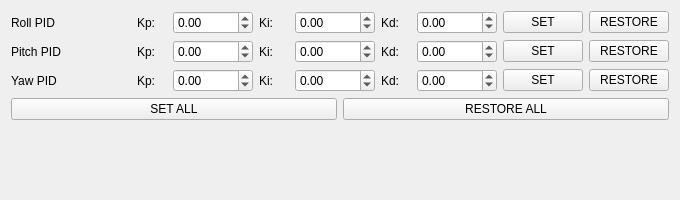
knr-auv/PC_GUI, file UiFiles/pidSetup.ui: the form before one commit.
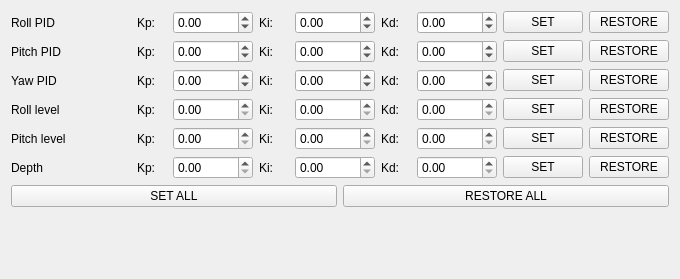
The form after the commit.

What changed in the file:
```diff
--- a/UiFiles/pidSetup.ui
+++ b/UiFiles/pidSetup.ui
@@ -7,7 +7,7 @@
     <x>0</x>
     <y>0</y>
     <width>680</width>
-    <height>200</height>
+    <height>279</height>
    </rect>
   </property>
   <property name="minimumSize">
@@ -365,6 +365,261 @@
      </item>
     </layout>
    </item>
+   <item>
+    <layout class="QHBoxLayout" name="roll_level_layout">
+     <item>
+      <widget class="QLabel" name="label_4">
+       <property name="minimumSize">
+        <size>
+         <width>120</width>
+         <height>0</height>
+        </size>
+       </property>
+       <property name="maximumSize">
+        <size>
+         <width>120</width>
+         <height>16777215</height>
+        </size>
+       </property>
+       <property name="text">
+        <string>Roll level</string>
+       </property>
+      </widget>
+     </item>
+     <item>
+      <widget class="QLabel" name="label">
+       <property name="maximumSize">
+        <size>
+         <width>30</width>
+         <height>16777215</height>
+        </size>
+       </property>
+       <property name="text">
+        <string>Kp:</string>
+       </property>
+      </widget>
+     </item>
+     <item>
+      <widget class="QDoubleSpinBox" name="roll_level_kp_edit"/>
+     </item>
+     <item>
+      <widget class="QLabel" name="label_7">
+       <property name="maximumSize">
+        <size>
+         <width>30</width>
+         <height>16777215</height>
+        </size>
+       </property>
+       <property name="text">
+        <string>Ki:</string>
+       </property>
+      </widget>
+     </item>
+     <item>
+      <widget class="QDoubleSpinBox" name="roll_level_ki_edit"/>
+     </item>
+     <item>
+      <widget class="QLabel" name="label_8">
+       <property name="maximumSize">
+        <size>
+         <width>30</width>
+         <height>16777215</height>
+        </size>
+       </property>
+       <property name="text">
+        <string>Kd:</string>
+       </property>
+      </widget>
+     </item>
+     <item>
+      <widget class="QDoubleSpinBox" name="roll_level_kd_edit"/>
+     </item>
+     <item>
+      <widget class="QPushButton" name="roll_level_set_btn">
+       <property name="text">
+        <string>SET</string>
+       </property>
+      </widget>
+     </item>
+     <item>
+      <widget class="QPushButton" name="roll_level_restore_btn">
+       <property name="text">
+        <string>RESTORE</string>
+       </property>
+      </widget>
+     </item>
+    </layout>
+   </item>
+   <item>
+    <layout class="QHBoxLayout" name="pitch_level_layout">
+     <item>
+      <widget class="QLabel" name="label_5">
+       <property name="minimumSize">
+        <size>
+         <width>120</width>
+         <height>0</height>
+        </size>
+       </property>
+       <property name="maximumSize">
+        <size>
+         <width>120</width>
+         <height>16777215</height>
+        </size>
+       </property>
+       <property name="text">
+        <string>Pitch level</string>
+       </property>
+      </widget>
+     </item>
+     <item>
+      <widget class="QLabel" name="label_2">
+       <property name="maximumSize">
+        <size>
+         <width>30</width>
+         <height>16777215</height>
+        </size>
+       </property>
+       <property name="text">
+        <string>Kp:</string>
+       </property>
+      </widget>
+     </item>
+     <item>
+      <widget class="QDoubleSpinBox" name="pitch_level_kp_edit"/>
+     </item>
+     <item>
+      <widget class="QLabel" name="label_10">
+       <property name="maximumSize">
+        <size>
+         <width>30</width>
+         <height>16777215</height>
+        </size>
+       </property>
+       <property name="text">
+        <string>Ki:</string>
+       </property>
+      </widget>
+     </item>
+     <item>
+      <widget class="QDoubleSpinBox" name="pitch_level_ki_edit"/>
+     </item>
+     <item>
+      <widget class="QLabel" name="label_11">
+       <property name="maximumSize">
+        <size>
+         <width>30</width>
+         <height>16777215</height>
+        </size>
+       </property>
+       <property name="text">
+        <string>Kd:</string>
+       </property>
+      </widget>
+     </item>
+     <item>
+      <widget class="QDoubleSpinBox" name="pitch_level_kd_edit"/>
+     </item>
+     <item>
+      <widget class="QPushButton" name="pitch_level_set_btn">
+       <property name="text">
+        <string>SET</string>
+       </property>
+      </widget>
+     </item>
+     <item>
+      <widget class="QPushButton" name="pitch_level_restore_btn">
+       <property name="text">
+        <string>RESTORE</string>
+       </property>
+      </widget>
+     </item>
+    </layout>
+   </item>
+   <item>
+    <layout class="QHBoxLayout" name="depth_layout">
+     <item>
+      <widget class="QLabel" name="label_6">
+       <property name="minimumSize">
+        <size>
+         <width>120</width>
+         <height>0</height>
+        </size>
+       </property>
+       <property name="maximumSize">
+        <size>
+         <width>120</width>
+         <height>16777215</height>
+        </size>
+       </property>
+       <property name="text">
+        <string>Depth</string>
+       </property>
+      </widget>
+     </item>
+     <item>
+      <widget class="QLabel" name="label_3">
+       <property name="maximumSize">
+        <size>
+         <width>30</width>
+         <height>16777215</height>
+        </size>
+       </property>
+       <property name="text">
+        <string>Kp:</string>
+       </property>
+      </widget>
+     </item>
+     <item>
+      <widget class="QDoubleSpinBox" name="depth_kp_edit"/>
+     </item>
+     <item>
+      <widget class="QLabel" name="label_9">
+       <property name="maximumSize">
+        <size>
+         <width>30</width>
+         <height>16777215</height>
+        </size>
+       </property>
+       <property name="text">
+        <string>Ki:</string>
+       </property>
+      </widget>
+     </item>
+     <item>
+      <widget class="QDoubleSpinBox" name="depth_ki_edit"/>
+     </item>
+     <item>
+      <widget class="QLabel" name="label_12">
+       <property name="maximumSize">
+        <size>
+         <width>30</width>
+         <height>16777215</height>
+        </size>
+       </property>
+       <property name="text">
+        <string>Kd:</string>
+       </property>
+      </widget>
+     </item>
+     <item>
+      <widget class="QDoubleSpinBox" name="depth_kd_edit"/>
+     </item>
+     <item>
+      <widget class="QPushButton" name="depth_set_btn">
+       <property name="text">
+        <string>SET</string>
+       </property>
+      </widget>
+     </item>
+     <item>
+      <widget class="QPushButton" name="depth_restore_btn">
+       <property name="text">
+        <string>RESTORE</string>
+       </property>
+      </widget>
+     </item>
+    </layout>
+   </item>
    <item>
     <layout class="QHBoxLayout" name="horizontalLayout_4">
      <item>
```
